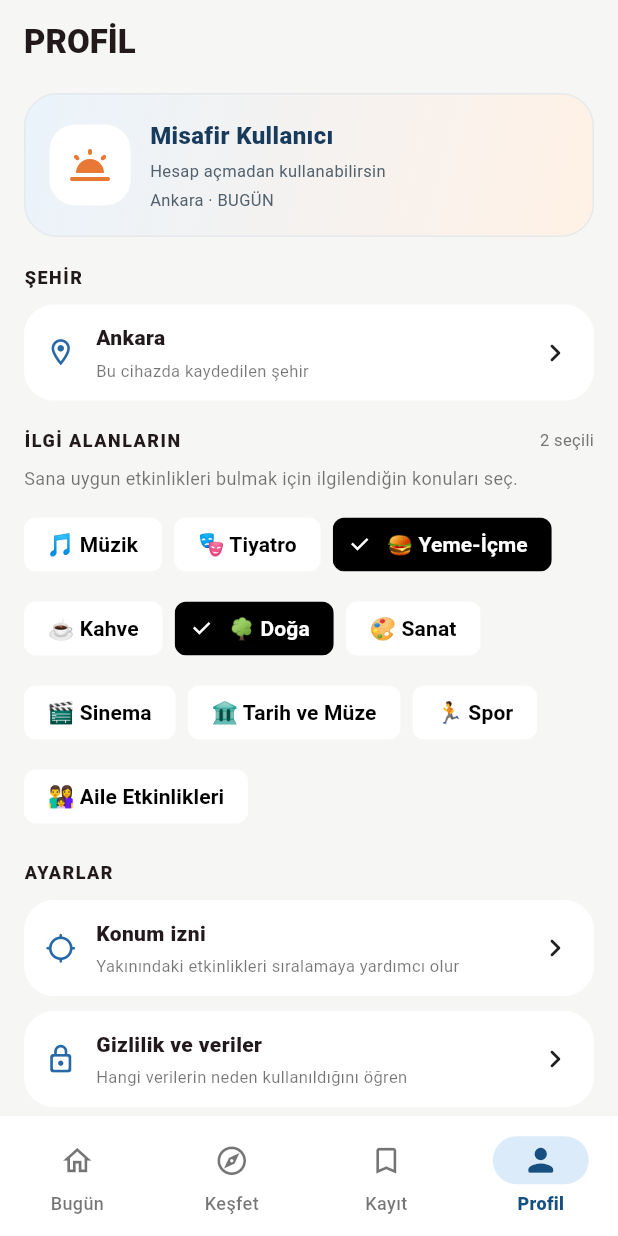
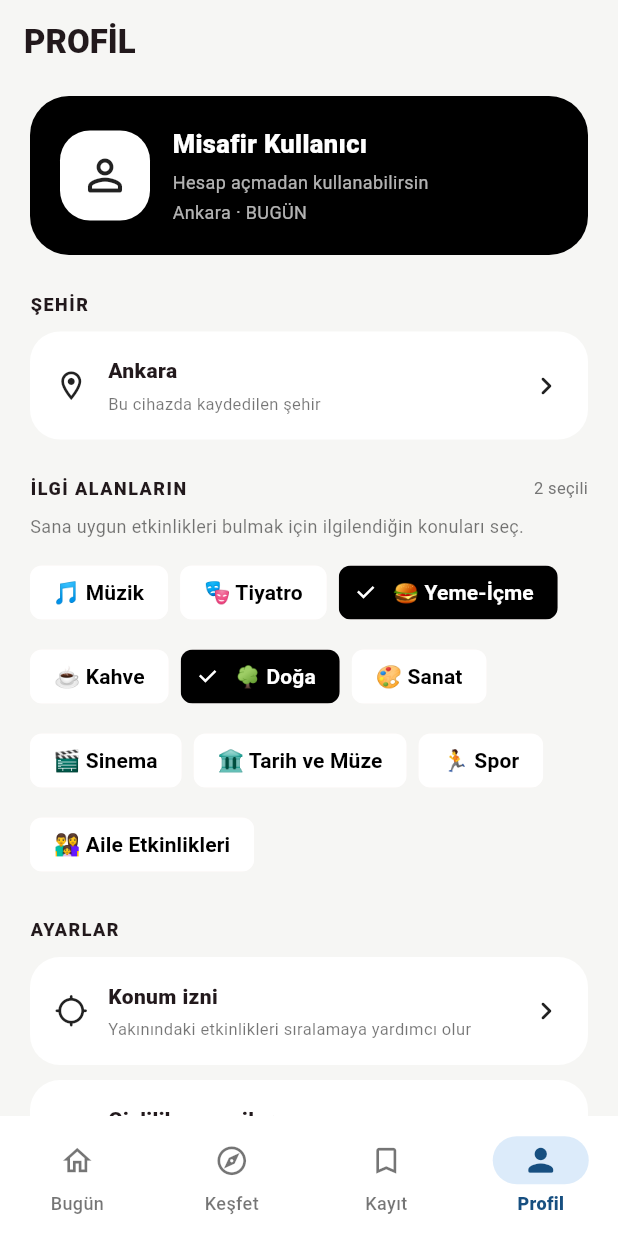
Before and after one commit to ssselimilhan-cell/Bu-G-n, a Flutter app: the screen it shows after launch, item 4 of the bottom bar chosen, on a phone screen of 412 x 824 dp. Run offline on Flutter 3.47's test engine with Material 3 defaults, Android fonts, the phone set to English and light mode, and no system bars; our stand-ins replace geolocator, shared_preferences, supabase_flutter; accounts and stored records are empty.

Commit message:
Restore original profile UI

```diff
--- a/lib/screens/profile_screen.dart
+++ b/lib/screens/profile_screen.dart
@@ -233,14 +233,14 @@ class _ProfileScreenState extends State<ProfileScreen> {
           ? const Center(child: CircularProgressIndicator())
           : SafeArea(
               child: ListView(
-                padding: const EdgeInsets.fromLTRB(16, 6, 16, 20),
+                padding: const EdgeInsets.fromLTRB(20, 8, 20, 24),
                 children: [
                   if (_message != null) ...[
                     Text(_message!, style: const TextStyle(color: Colors.red)),
                     const SizedBox(height: 12),
                   ],
                   _profileHeader(signedIn),
-                  const SizedBox(height: 18),
+                  const SizedBox(height: 24),
                   const _SectionLabel('ŞEHİR'),
                   const SizedBox(height: 10),
                   _settingCard(
@@ -249,7 +249,7 @@ class _ProfileScreenState extends State<ProfileScreen> {
                     subtitle: signedIn ? 'Hesabına kaydedilen şehir' : 'Bu cihazda kaydedilen şehir',
                     onTap: _chooseCity,
                   ),
-                  const SizedBox(height: 18),
+                  const SizedBox(height: 24),
                   Row(children: [
                     const Expanded(child: _SectionLabel('İLGİ ALANLARIN')),
                     Text('${_selectedInterests.length} seçili', style: TextStyle(fontSize: 11, color: Colors.grey.shade600)),
@@ -270,7 +270,7 @@ class _ProfileScreenState extends State<ProfileScreen> {
                       side: BorderSide.none,
                     );
                   }).toList()),
-                  const SizedBox(height: 18),
+                  const SizedBox(height: 24),
                   const _SectionLabel('AYARLAR'),
                   const SizedBox(height: 10),
                   _settingCard(icon: Icons.location_searching_rounded, title: 'Konum izni', subtitle: 'Yakınındaki etkinlikleri sıralamaya yardımcı olur', onTap: _requestLocation),
@@ -304,41 +304,17 @@ class _ProfileScreenState extends State<ProfileScreen> {
   Widget _profileHeader(bool signedIn) {
     final name = _displayName ?? _user?.userMetadata?['display_name'] as String?;
     return Container(
-      padding: const EdgeInsets.all(16),
-      decoration: BoxDecoration(
-        gradient: const LinearGradient(
-          colors: [Color(0xFFEAF3FB), Color(0xFFFFF1E5)],
-          begin: Alignment.topLeft,
-          end: Alignment.bottomRight,
-        ),
-        borderRadius: BorderRadius.circular(22),
-        border: Border.all(color: const Color(0xFFE6E9EC)),
-      ),
+      padding: const EdgeInsets.all(20),
+      decoration: BoxDecoration(color: Colors.black, borderRadius: BorderRadius.circular(26)),
       child: Row(children: [
-        Container(
-          width: 54,
-          height: 54,
-          decoration: BoxDecoration(
-            color: Colors.white,
-            borderRadius: BorderRadius.circular(17),
-          ),
-          child: const Icon(Icons.wb_twilight_rounded, size: 32, color: Color(0xFFE87935)),
-        ),
-        const SizedBox(width: 13),
+        Container(width: 60, height: 60, decoration: BoxDecoration(color: Colors.white, borderRadius: BorderRadius.circular(20)), child: const Icon(Icons.person_outline_rounded, size: 34)),
+        const SizedBox(width: 15),
         Expanded(child: Column(crossAxisAlignment: CrossAxisAlignment.start, children: [
-          Text(
-            signedIn ? (name?.isNotEmpty == true ? name! : 'BUGÜN kullanıcısı') : 'Misafir Kullanıcı',
-            style: const TextStyle(color: Color(0xFF183B5B), fontSize: 16, fontWeight: FontWeight.w900),
-          ),
-          const SizedBox(height: 4),
-          Text(
-            signedIn ? (_user?.email ?? 'Hesabın bağlı') : 'Hesap açmadan kullanabilirsin',
-            maxLines: 1,
-            overflow: TextOverflow.ellipsis,
-            style: const TextStyle(color: Color(0xFF52616D), fontSize: 11),
-          ),
+          Text(signedIn ? (name?.isNotEmpty == true ? name! : 'BUGÜN kullanıcısı') : 'Misafir Kullanıcı', style: const TextStyle(color: Colors.white, fontSize: 17, fontWeight: FontWeight.w900)),
+          const SizedBox(height: 5),
+          Text(signedIn ? (_user?.email ?? 'Hesabın bağlı') : 'Hesap açmadan kullanabilirsin', style: const TextStyle(color: Colors.white70, fontSize: 12)),
           const SizedBox(height: 3),
-          Text('$_city · BUGÜN', style: const TextStyle(color: Color(0xFF52616D), fontSize: 11)),
+          Text('$_city · BUGÜN', style: const TextStyle(color: Colors.white70, fontSize: 12)),
         ])),
       ]),
     );
@@ -352,9 +328,9 @@ class _ProfileScreenState extends State<ProfileScreen> {
         borderRadius: BorderRadius.circular(20),
         onTap: onTap,
         child: Padding(
-          padding: const EdgeInsets.symmetric(horizontal: 14, vertical: 12),
+          padding: const EdgeInsets.all(16),
           child: Row(children: [
-            Icon(icon, size: 21, color: const Color(0xFF2769A6)),
+            Icon(icon, size: 23),
             const SizedBox(width: 13),
             Expanded(child: Column(crossAxisAlignment: CrossAxisAlignment.start, children: [
               Text(title, style: const TextStyle(fontWeight: FontWeight.w800, fontSize: 14)),
```
